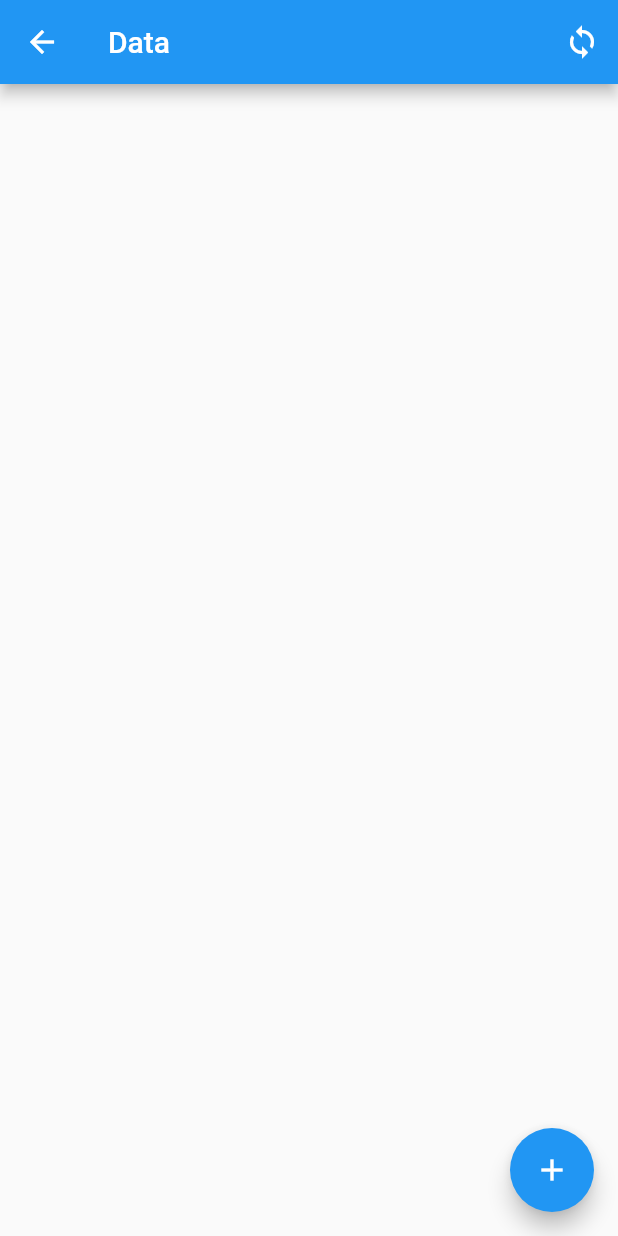
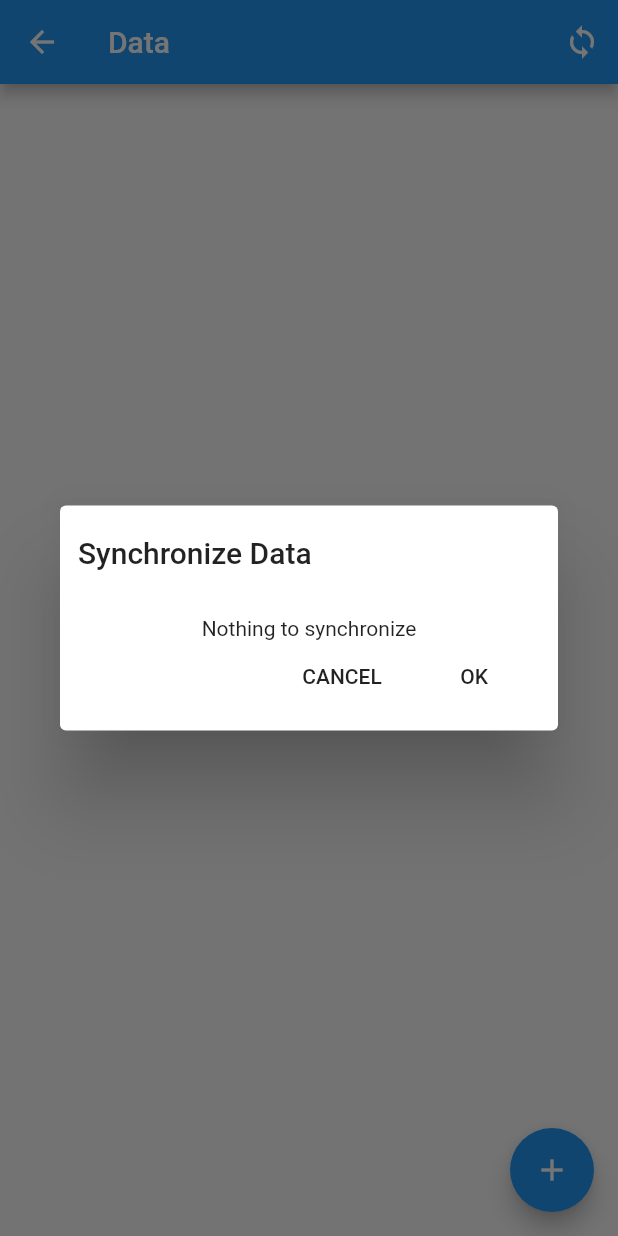
Before and after one commit to maelfosso/fr2i-tracer, a Flutter app: the ListDataScreen screen opened by its route, after a tap on the "sync" icon, on a phone screen of 412 x 824 dp. Run offline on Flutter 3.47's test engine with Material 2 defaults, Android fonts, the phone set to English and light mode, and no system bars; our stand-ins replace bloc, equatable, flutter_bloc, get_it, sembast.

Commit message:
uploading data is ok

```diff
--- a/lib/blocs/upload_data/upload_data_bloc.dart
+++ b/lib/blocs/upload_data/upload_data_bloc.dart
@@ -28,12 +28,12 @@ class UploadDataBloc extends Bloc<UploadDataEvent, UploadDataState> {
     print('\nINTO _mapDataUploadTostate.... ');
 
     print('\nLET GO _mapDataUploadTostate.... ');
-    final data = (state as DataLoadSuccess)
+    final data = (this.dataBloc.state as DataLoadSuccess)
         .data
         .where((data) => data.state == VisibilityFilter.notsynchronized)
         .toList();
     print('\nSize of data to upload ... ${data.length}');
-    // final stream = _createDataStream(data).asBroadcastStream();
+
     yield* _uploadData(data);
     print('\nEVERYTHING IS OK');
 
@@ -41,23 +41,29 @@ class UploadDataBloc extends Bloc<UploadDataEvent, UploadDataState> {
   }
 
   Stream<UploadDataState> _uploadData(List<Data> stream) async* {
-    print('\nUpload DATA');
     final total = stream.length;
+    print('\nUpload DATA : $total');
+
+    yield DataUploadStarted(total);
 
     for (final value in stream) {
       try {
         final entity = await postData(value);
-        print('\nDATA UPLOADED SUCCESSFULLY $value');
-        this.dataRepository.updateData(entity.toData());
-        print('\nDATA LOCALLY UPDATED SUCCESSFULLY $value');
+        print('\nDATA UPLOADED SUCCESSFULLY $entity');
+        yield DataUploadedSuccess(entity);
 
-        yield DataUploadedSuccess(total);
+        // this.dataRepository.updateData(entity.toData());
+        this.dataBloc.add(DataUpdated(entity.toData()));
+        // print('\nDATA LOCALLY UPDATED SUCCESSFULLY ${entity.toData()}');
+
       } catch (e) {
         print('\nERROR occurred with $value');
         print(e);
         yield DataUploadedFailure();
       }
     }
+
+    // yield DataUploadEnded();
   }
 
   Future<DataEntity> postData(Data data) async {
--- a/lib/blocs/upload_data/upload_data_event.dart
+++ b/lib/blocs/upload_data/upload_data_event.dart
@@ -1,4 +1,5 @@
 import 'package:equatable/equatable.dart';
+import 'package:tracer/blocs/upload_data/upload_data.dart';
 
 abstract class UploadDataEvent extends Equatable {
   const UploadDataEvent();
@@ -7,4 +8,6 @@ abstract class UploadDataEvent extends Equatable {
   List<Object> get props => [];
 }
 
+class StartDataUpload extends UploadDataEvent {}
+
 class DataUpload extends UploadDataEvent {}
--- a/lib/blocs/upload_data/upload_data_state.dart
+++ b/lib/blocs/upload_data/upload_data_state.dart
@@ -1,4 +1,6 @@
 import 'package:equatable/equatable.dart';
+import 'package:tracer/blocs/upload_data/upload_data.dart';
+import 'package:tracer/data_repository/data_entity.dart';
 import 'package:tracer/models/data.dart';
 
 abstract class UploadDataState extends Equatable {
@@ -10,17 +12,30 @@ abstract class UploadDataState extends Equatable {
 
 class DataUploadInProgress extends UploadDataState {}
 
-class DataUploadedSuccess extends UploadDataState {
+class DataUploadStarted extends UploadDataState {
   final int total;
 
-  const DataUploadedSuccess([this.total = 0]);
+  const DataUploadStarted([this.total = 0]);
 
   @override
   List<Object> get props => [total];
 
   @override
-  String toString() => 'DataUploadedSuccess { data: $total }';
+  String toString() => 'DataUploadStarted { data: $total }';
+}
 
+class DataUploadEnded extends UploadDataState {}
+
+class DataUploadedSuccess extends UploadDataState {
+  final DataEntity data;
+
+  const DataUploadedSuccess(this.data);
+
+  @override
+  List<Object> get props => [data];
+
+  @override
+  String toString() => 'DataUploadedSuccess { data: $data }';
 }
 
 class DataUploadedFailure extends UploadDataState {}
--- a/lib/screens/list_data_screen.dart
+++ b/lib/screens/list_data_screen.dart
@@ -1,14 +1,14 @@
 import 'package:flutter/material.dart';
 import 'package:flutter_bloc/flutter_bloc.dart';
-import 'package:tracer/blocs/data/data_bloc.dart';
-import 'package:tracer/blocs/data/data_event.dart';
-import 'package:tracer/blocs/data/data_state.dart';
+import 'package:tracer/blocs/data/data.dart';
+import 'package:tracer/blocs/upload_data/upload_data.dart';
 import 'package:tracer/models/models.dart';
 import 'package:tracer/screens/add_edit_data_screen.dart';
 import 'package:tracer/screens/details_screen.dart';
 import 'package:tracer/screens/keys.dart';
 import 'package:tracer/widgets/data_item.dart';
 import 'package:tracer/widgets/loading_indicator.dart';
+import 'package:tracer/widgets/upload_data_dialog.dart';
 
 class ListDataScreen extends StatelessWidget {
 
@@ -23,7 +23,13 @@ class ListDataScreen extends StatelessWidget {
           IconButton(
             icon: Icon(Icons.sync),
             onPressed: () {
-              BlocProvider.of<DataBloc>(context).add(DataUpload());
+              showDialog(
+                context: context,
+                builder: (context) => BlocProvider(
+                  create: (_) => UploadDataBloc(dataBloc: BlocProvider.of<DataBloc>(context))..add(DataUpload()),
+                  child: UploadDataDialog()
+                )
+              );
             },
           )
         ],
@@ -65,23 +71,23 @@ class ListDataScreen extends StatelessWidget {
                         return DetailsScreen(id: datum.id);
                       }),
                     );
-                    // BlocProvider.of<DataBloc>(context).add(DataLoad());
-                    // if (removedData != null) {
-                    //   Scaffold.of(context).showSnackBar(SnackBar(
-                    //     key: ArchSampleKeys.snackbar,
-                    //     content: Text(
-                    //       "Delete Data",
-                    //       maxLines: 1,
-                    //       overflow: TextOverflow.ellipsis,
-                    //     ),
-                    //     duration: Duration(seconds: 2),
-                    //     action: SnackBarAction(
-                    //       label: "Undo",
-                    //       onPressed: () => BlocProvider.of<DataBloc>(context)
-                    //         .add(DataAdded(datum)),
-                    //     ),
-                    //   ));
-                    // }
+
+                    if (removedData != null) {
+                      Scaffold.of(context).showSnackBar(SnackBar(
+                        key: ArchSampleKeys.snackbar,
+                        content: Text(
+                          "Delete Data",
+                          maxLines: 1,
+                          overflow: TextOverflow.ellipsis,
+                        ),
+                        duration: Duration(seconds: 2),
+                        action: SnackBarAction(
+                          label: "Undo",
+                          onPressed: () => BlocProvider.of<DataBloc>(context)
+                            .add(DataAdded(datum)),
+                        ),
+                      ));
+                    }
                   },
                 );
               }
--- a/lib/widgets/data_item.dart
+++ b/lib/widgets/data_item.dart
@@ -38,6 +38,7 @@ class DataItem extends StatelessWidget {
           overflow: TextOverflow.ellipsis,
           style: Theme.of(context).textTheme.subtitle1,
         ),
+        trailing: Icon(data.state == VisibilityFilter.synchronized ? Icons.cloud_done : Icons.cloud_off),
       ),
     );
   }
--- /dev/null
+++ b/lib/widgets/upload_data_dialog.dart
@@ -0,0 +1,104 @@
+import 'package:flutter/material.dart';
+import 'package:flutter_bloc/flutter_bloc.dart';
+import 'package:tracer/blocs/data/data.dart';
+import 'package:tracer/blocs/upload_data/upload_data.dart';
+import 'package:tracer/widgets/loading_indicator.dart';
+
+class UploadDataDialog extends StatefulWidget {
+  @override
+  _UploadDataStateDialog createState() => _UploadDataStateDialog();
+}
+
+class _UploadDataStateDialog extends State<UploadDataDialog> {
+// class UploadDataDialog extends StatelessWidget {
+  int total = 0;
+  int current = 0;
+
+  @override
+  void initState() {
+    super.initState();
+  }
+
+  @override
+  Widget build(BuildContext context) {
+
+    // return BlocBuilder<UploadDataBloc, UploadDataState>(
+    //   builder: (context, state) {
+    return Dialog(
+      child: Container(
+        height: 150,
+        padding: EdgeInsets.all(12.0),
+        child: Column(
+          crossAxisAlignment: CrossAxisAlignment.start,
+          mainAxisAlignment: MainAxisAlignment.spaceBetween,
+          children: [
+            Container(
+              padding: EdgeInsets.symmetric(vertical: 8.0),
+              margin: EdgeInsets.only(bottom: 16.0),
+              child: Text(
+                "Synchronize Data",
+                style: Theme.of(context).textTheme.headline6,
+              ),
+            ),
+            Container(
+              child: Column(
+                mainAxisAlignment: MainAxisAlignment.spaceBetween,
+                children: [
+                  BlocBuilder<UploadDataBloc, UploadDataState>(
+                    builder: (context, state) {
+                      if (state is DataUploadInProgress) {
+                        return LoadingIndicator();
+                      } else if (state is DataUploadStarted) {
+                        total = state.total;
+
+                        if (total == 0) {
+                          return Center(
+                            child: Text("Nothing to synchronize")
+                          );
+                        }
+                      } else if (state is DataUploadedSuccess) {
+                        current += 1;
+                      }
+
+                      return Column(
+                        crossAxisAlignment: CrossAxisAlignment.end,
+                        children: [
+                          LinearProgressIndicator(
+                            value: current/total,
+                          ),
+                          Text(
+                            "$current/$total",
+                            textAlign: TextAlign.right,
+                          )
+                        ],
+                      );
+                    }
+                  ),
+                  Row(
+                    mainAxisAlignment: MainAxisAlignment.end,
+                    children: [
+                      FlatButton(
+                        child: Text("CANCEL"),
+                        onPressed: () {
+                          Navigator.pop(context);
+                        },
+                      ),
+                      FlatButton(
+                        child: Text("OK"),
+                        onPressed: () {
+
+                        },
+                      )
+                    ],
+                  )
+                ],
+              ),
+            )
+          ],
+        ),
+      ),
+    );
+    //   }
+    // );
+  }
+}
```
Also changed, not shown: lib/blocs/data/data_bloc.dart (+13 -0 lines), lib/main.dart (+12 -0 lines).
